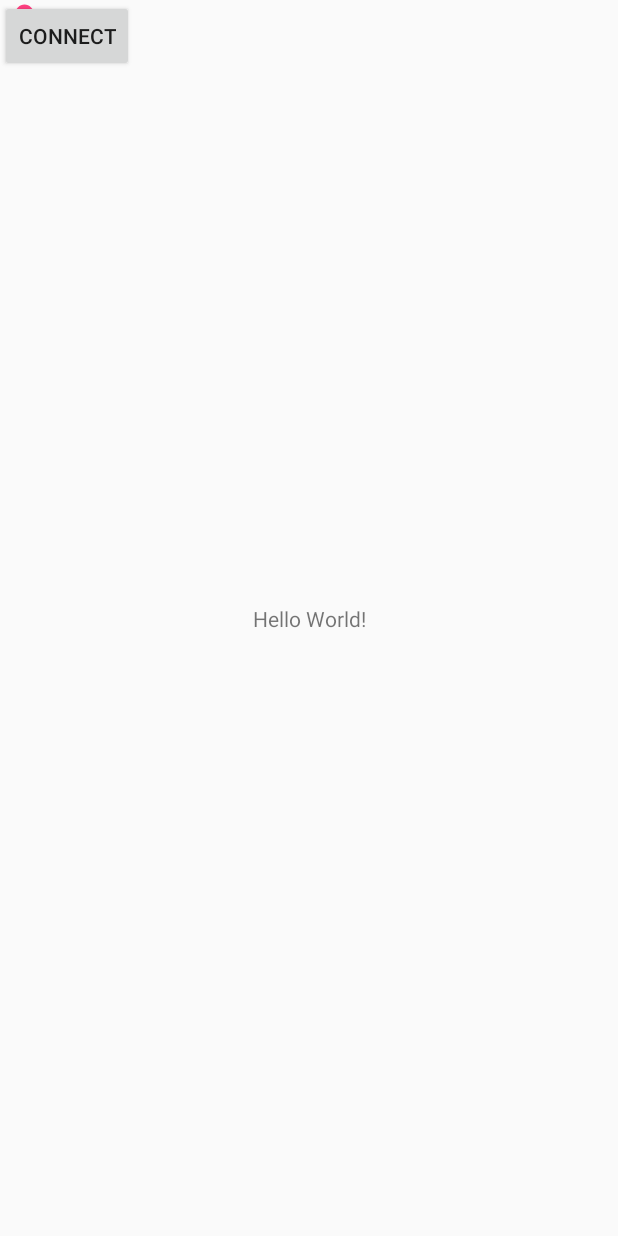
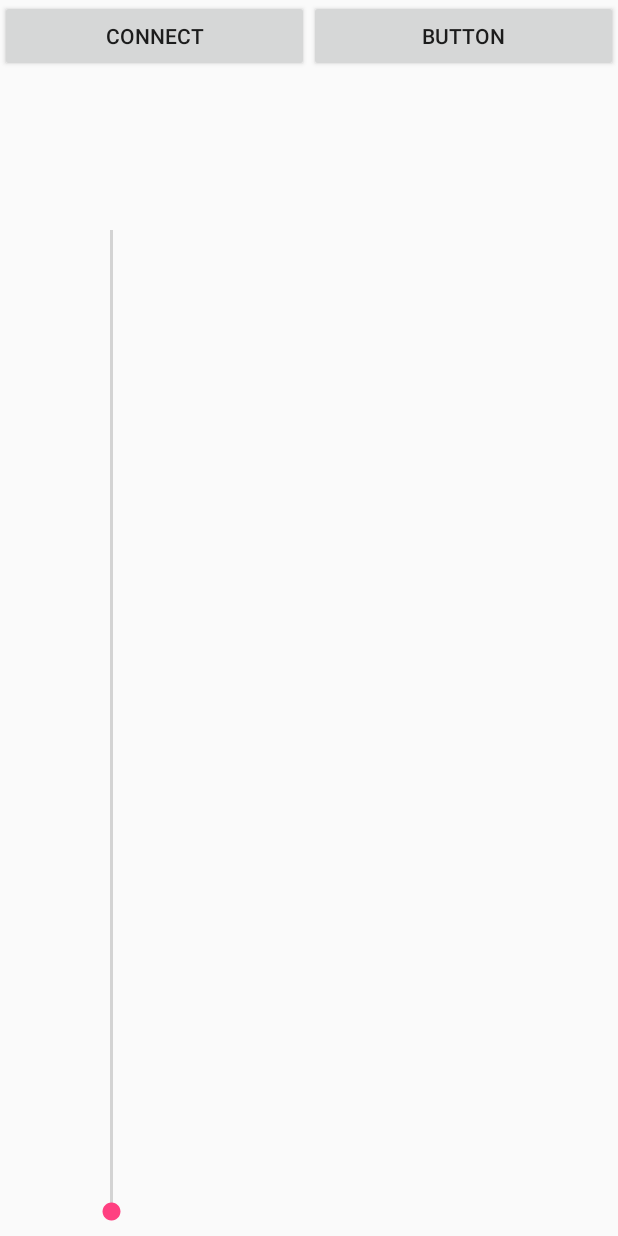
Before and after one commit to iron-kang/Android, an Android app: the layout activity_main.xml on its own in the app's theme, with its tools: preview values and no code run, on a phone screen of 412 x 824 dp. Run offline under Robolectric (Android 15) with nearby library versions, the phone set to English and light mode, and no system bars.

Commit message:
add vertical seekbar

```diff
--- /dev/null
+++ b/UAV205/app/src/main/java/android/widget/VerticalSeekBar.java
@@ -0,0 +1,63 @@
+package android.widget;
+
+import android.content.Context;
+import android.graphics.Canvas;
+import android.util.AttributeSet;
+import android.util.Log;
+import android.view.MotionEvent;
+
+public class VerticalSeekBar extends SeekBar {
+
+    public VerticalSeekBar(Context context) {
+        super(context);
+    }
+
+    public VerticalSeekBar(Context context, AttributeSet attrs, int defStyle) {
+        super(context, attrs, defStyle);
+    }
+
+    public VerticalSeekBar(Context context, AttributeSet attrs) {
+        super(context, attrs);
+    }
+
+    protected void onSizeChanged(int w, int h, int oldw, int oldh) {
+        super.onSizeChanged(h, w, oldh, oldw);
+    }
+
+    @Override
+    protected synchronized void onMeasure(int widthMeasureSpec, int heightMeasureSpec) {
+        super.onMeasure(heightMeasureSpec, widthMeasureSpec);
+        setMeasuredDimension(getMeasuredHeight(), getMeasuredWidth());
+    }
+
+    protected void onDraw(Canvas c) {
+        c.rotate(-90);
+        c.translate(-getHeight(),0);
+
+        super.onDraw(c);
+    }
+
+    @Override
+    public boolean onTouchEvent(MotionEvent event) {
+        if (!isEnabled()) {
+            return false;
+        }
+
+        switch (event.getAction()) {
+            case MotionEvent.ACTION_DOWN:
+            case MotionEvent.ACTION_MOVE:
+            case MotionEvent.ACTION_UP:
+            	int i=0;
+            	i=getMax() - (int) (getMax() * event.getY() / getHeight());
+                setProgress(i);
+                Log.i("Progress",getProgress()+"");
+                onSizeChanged(getWidth(), getHeight(), 0, 0);
+                break;
+
+            case MotionEvent.ACTION_CANCEL:
+                break;
+        }
+        return true;
+    }
+
+}
--- a/UAV205/app/src/main/res/layout/activity_main.xml
+++ b/UAV205/app/src/main/res/layout/activity_main.xml
@@ -6,29 +6,61 @@
     android:layout_height="match_parent"
     tools:context="com.a205.mpc.uav_205.MainActivity">
 
-    <TextView
-        android:layout_width="wrap_content"
-        android:layout_height="wrap_content"
-        android:text="Hello World!"
-        app:layout_constraintBottom_toBottomOf="parent"
-        app:layout_constraintLeft_toLeftOf="parent"
-        app:layout_constraintRight_toRightOf="parent"
-        app:layout_constraintTop_toTopOf="parent" />
+    <LinearLayout
+        android:layout_width="match_parent"
+        android:layout_height="match_parent"
+        android:orientation="vertical">
 
-    <Button
-        android:id="@+id/btn_connect"
-        android:layout_width="wrap_content"
-        android:layout_height="wrap_content"
-        android:onClick="connect"
-        android:text="Connect"
-        tools:layout_editor_absoluteX="113dp"
-        tools:layout_editor_absoluteY="1dp" />
+        <LinearLayout
+            android:layout_width="match_parent"
+            android:layout_height="match_parent"
+            android:layout_weight="5"
+            android:orientation="horizontal">
 
-    <SeekBar
-        android:id="@+id/seekBar4"
-        android:layout_width="wrap_content"
-        android:layout_height="wrap_content"
-        tools:layout_editor_absoluteX="86dp"
-        tools:layout_editor_absoluteY="101dp" />
+            <Button
+                android:id="@+id/btn_connect"
+                android:layout_width="match_parent"
+                android:layout_height="wrap_content"
+                android:layout_weight="1"
+                android:onClick="connect"
+                android:text="Connect"
+                tools:layout_editor_absoluteX="175dp"
+                tools:layout_editor_absoluteY="4dp" />
+
+            <Button
+                android:id="@+id/button"
+                android:layout_width="match_parent"
+                android:layout_height="wrap_content"
+                android:layout_weight="1"
+                android:text="Button" />
+        </LinearLayout>
+
+        <LinearLayout
+            android:layout_width="match_parent"
+            android:layout_height="match_parent"
+            android:layout_weight="1"
+            android:orientation="horizontal">
+
+            <android.widget.VerticalSeekBar
+                android:id="@+id/vertical_Seekbar"
+                android:layout_width="wrap_content"
+                android:layout_height="match_parent"
+                android:layout_toRightOf="@+id/seekbar_reverse"
+                android:layout_weight="1"
+                tools:layout_editor_absoluteX="84dp"
+                tools:layout_editor_absoluteY="89dp" />
+
+            <Space
+                android:layout_width="wrap_content"
+                android:layout_height="wrap_content"
+                android:layout_weight="1" />
+
+            <Space
+                android:layout_width="wrap_content"
+                android:layout_height="97dp"
+                android:layout_weight="1" />
+        </LinearLayout>
+
+    </LinearLayout>
 
 </android.support.constraint.ConstraintLayout>
--- a/UAV205/build.gradle
+++ b/UAV205/build.gradle
@@ -7,7 +7,7 @@ buildscript {
         jcenter()
     }
     dependencies {
-        classpath 'com.android.tools.build:gradle:3.0.0'
+        classpath 'com.android.tools.build:gradle:3.1.0'
 
 
         // NOTE: Do not place your application dependencies here; they belong
```
Also changed, not shown: UAV205/app/src/main/java/android/widget/VerticalSeekBar_Reverse.java (added, +63 -0 lines), UAV205/app/src/main/java/com/a205/mpc/uav_205/MainActivity.java (+8 -2 lines), UAV205/gradle/wrapper/gradle-wrapper.properties.
